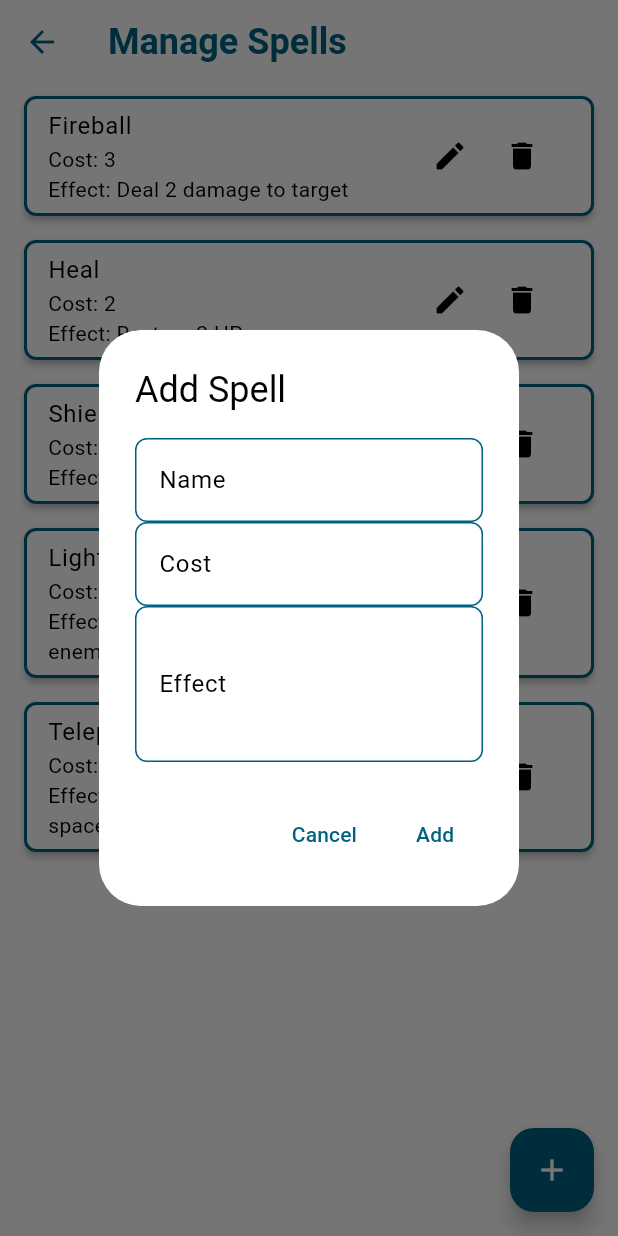
After one commit to remideboer/titterpig, a Flutter app: the SpellsAdminScreen screen opened directly, after a tap on the "add" icon, on a phone screen of 412 x 824 dp. The commit adds this screen. Run offline on Flutter 3.47's test engine with Material 3 defaults, Android fonts, the phone set to English and light mode, and no system bars; our stand-ins replace flutter_svg, shared_preferences; accounts and stored records are empty.

Commit message:
added spell admin screen

```diff
--- /dev/null
+++ b/lib/screens/spells_admin_screen.dart
@@ -0,0 +1,178 @@
+import 'package:flutter/material.dart';
+import '../models/spell.dart';
+import '../theme/app_theme.dart';
+
+class SpellsAdminScreen extends StatefulWidget {
+  const SpellsAdminScreen({super.key});
+
+  @override
+  State<SpellsAdminScreen> createState() => _SpellsAdminScreenState();
+}
+
+class _SpellsAdminScreenState extends State<SpellsAdminScreen> {
+  final _formKey = GlobalKey<FormState>();
+  final _nameController = TextEditingController();
+  final _costController = TextEditingController();
+  final _effectController = TextEditingController();
+  bool _isEditing = false;
+  Spell? _editingSpell;
+
+  @override
+  void dispose() {
+    _nameController.dispose();
+    _costController.dispose();
+    _effectController.dispose();
+    super.dispose();
+  }
+
+  void _showSpellForm({Spell? spell}) {
+    _isEditing = spell != null;
+    _editingSpell = spell;
+
+    if (spell != null) {
+      _nameController.text = spell.name;
+      _costController.text = spell.cost.toString();
+      _effectController.text = spell.effect;
+    } else {
+      _nameController.clear();
+      _costController.clear();
+      _effectController.clear();
+    }
+
+    showDialog(
+      context: context,
+      builder: (context) => AlertDialog(
+        title: Text(_isEditing ? 'Edit Spell' : 'Add Spell'),
+        content: Form(
+          key: _formKey,
+          child: Column(
+            mainAxisSize: MainAxisSize.min,
+            children: [
+              TextFormField(
+                controller: _nameController,
+                decoration: const InputDecoration(labelText: 'Name'),
+                validator: (value) => value?.isEmpty ?? true ? 'Please enter a name' : null,
+              ),
+              TextFormField(
+                controller: _costController,
+                decoration: const InputDecoration(labelText: 'Cost'),
+                keyboardType: TextInputType.number,
+                validator: (value) {
+                  if (value?.isEmpty ?? true) return 'Please enter a cost';
+                  if (int.tryParse(value!) == null) return 'Please enter a valid number';
+                  return null;
+                },
+              ),
+              TextFormField(
+                controller: _effectController,
+                decoration: const InputDecoration(labelText: 'Effect'),
+                maxLines: 3,
+              ),
+            ],
+          ),
+        ),
+        actions: [
+          TextButton(
+            onPressed: () => Navigator.of(context).pop(),
+            child: const Text('Cancel'),
+          ),
+          TextButton(
+            onPressed: () {
+              if (_formKey.currentState?.validate() ?? false) {
+                final spell = Spell(
+                  name: _nameController.text,
+                  cost: int.parse(_costController.text),
+                  effect: _effectController.text,
+                );
+
+                setState(() {
+                  if (_isEditing) {
+                    final index = Spell.availableSpells.indexWhere((s) => s.name == _editingSpell?.name);
+                    if (index != -1) {
+                      Spell.availableSpells[index] = spell;
+                    }
+                  } else {
+                    Spell.availableSpells.add(spell);
+                  }
+                });
+
+                Navigator.of(context).pop();
+              }
+            },
+            child: Text(_isEditing ? 'Update' : 'Add'),
+          ),
+        ],
+      ),
+    );
+  }
+
+  void _deleteSpell(Spell spell) {
+    showDialog(
+      context: context,
+      builder: (context) => AlertDialog(
+        title: const Text('Delete Spell'),
+        content: Text('Are you sure you want to delete ${spell.name}?'),
+        actions: [
+          TextButton(
+            onPressed: () => Navigator.of(context).pop(),
+            child: const Text('Cancel'),
+          ),
+          TextButton(
+            onPressed: () {
+              setState(() {
+                Spell.availableSpells.removeWhere((s) => s.name == spell.name);
+              });
+              Navigator.of(context).pop();
+            },
+            child: const Text('Delete'),
+          ),
+        ],
+      ),
+    );
+  }
+
+  @override
+  Widget build(BuildContext context) {
+    return Scaffold(
+      appBar: AppBar(
+        title: const Text('Manage Spells'),
+      ),
+      body: ListView.builder(
+        itemCount: Spell.availableSpells.length,
+        itemBuilder: (context, index) {
+          final spell = Spell.availableSpells[index];
+          return Card(
+            margin: const EdgeInsets.symmetric(horizontal: 16, vertical: 8),
+            child: ListTile(
+              title: Text(spell.name),
+              subtitle: Column(
+                crossAxisAlignment: CrossAxisAlignment.start,
+                children: [
+                  Text('Cost: ${spell.cost}'),
+                  if (spell.effect.isNotEmpty) Text('Effect: ${spell.effect}'),
+                ],
+              ),
+              trailing: Row(
+                mainAxisSize: MainAxisSize.min,
+                children: [
+                  IconButton(
+                    icon: const Icon(Icons.edit),
+                    onPressed: () => _showSpellForm(spell: spell),
+                  ),
+                  IconButton(
+                    icon: const Icon(Icons.delete),
+                    onPressed: () => _deleteSpell(spell),
+                  ),
+                ],
+              ),
+            ),
+          );
+        },
+      ),
+      floatingActionButton: FloatingActionButton(
+        onPressed: () => _showSpellForm(),
+        child: const Icon(Icons.add),
+      ),
+    );
+  }
+}
```
Also changed, not shown: lib/screens/character_creation_screen.dart (+29 -9 lines), lib/screens/character_list_screen.dart (+125 -7 lines), lib/screens/main_screen.dart (+4 -11 lines).
